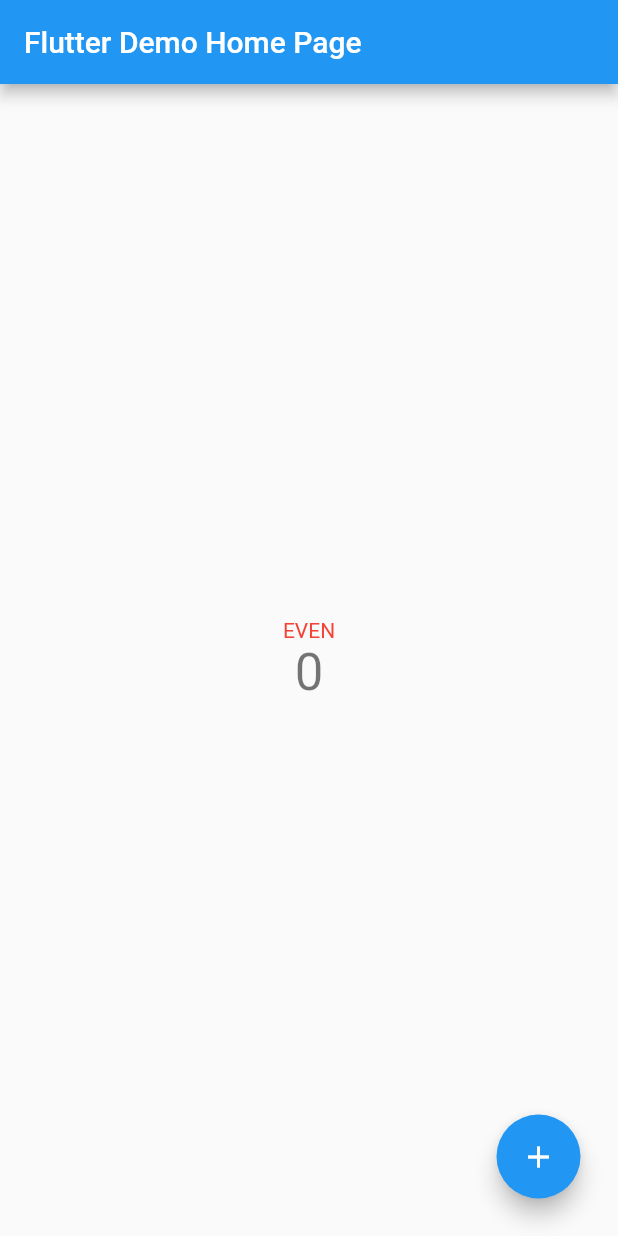
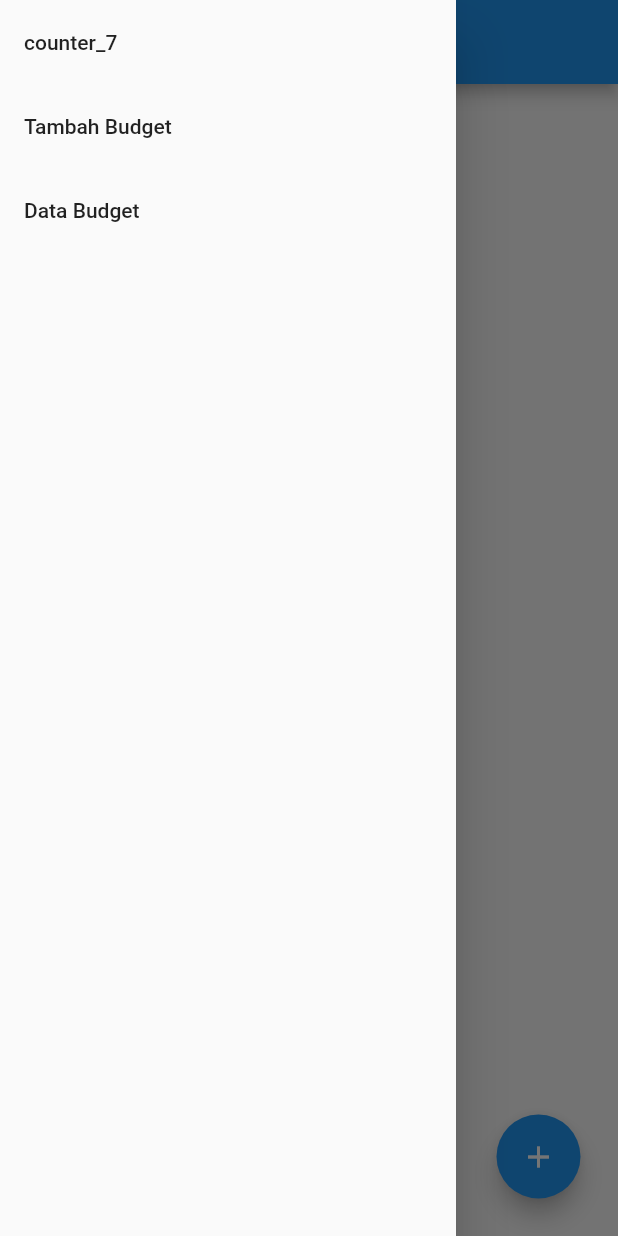
Before and after one commit to erlanggaak/pbp-flutter-lab, a Flutter app: the screen it shows after launch, with the side drawer open (before the commit the screen has no drawer), on a phone screen of 412 x 824 dp. Run offline on Flutter 3.47's test engine with Material 2 defaults, Android fonts, the phone set to English and light mode, and no system bars.

Commit message:
update assignment 8

```diff
--- /dev/null
+++ b/lib/budget_data.dart
@@ -0,0 +1,16 @@
+var listBudget = <Budget>[];
+
+class Budget {
+  late String title;
+  late int nominal;
+  late String type;
+  late DateTime date;
+
+  Budget ({
+    required this.title,
+    required this.nominal,
+    required this.type,
+    required this.date,
+  });
+
+}
--- /dev/null
+++ b/lib/drawer.dart
@@ -0,0 +1,51 @@
+import 'package:counter_7/budget_list.dart';
+import 'package:counter_7/main.dart';
+import 'package:counter_7/budget_form.dart';
+import 'package:flutter/material.dart';
+
+class MyDrawer extends StatelessWidget {
+  const MyDrawer({super.key});
+
+  @override
+  Widget build(BuildContext context) {
+    return Drawer(
+      child: Column(
+        children: [
+          ListTile(
+            title: const Text('counter_7'),
+            onTap: () {
+              Navigator.pop(context);
+              // Routing the menu to the main page
+              // Navigator.pushReplacement(
+              //   context,
+              //   MaterialPageRoute(builder: (context) => const MyHomePage()),
+              // );
+            },
+          ),
+          ListTile(
+            title: const Text('Tambah Budget'),
+            onTap: () {
+              Navigator.pop(context);
+              // Routing the menu to the main page
+              Navigator.push(
+                context,
+                MaterialPageRoute(builder: (context) => const BudgetForm()),
+              );
+            },
+          ),
+          ListTile(
+            title: const Text('Data Budget'),
+            onTap: () {
+              Navigator.pop(context);
+              // Routing the menu to the main page
+              Navigator.push(
+                context,
+                MaterialPageRoute(builder: (context) => const BudgetList()),
+              );
+            },
+          ),
+        ],
+      ),
+    );
+  }
+}
--- a/lib/main.dart
+++ b/lib/main.dart
@@ -1,4 +1,7 @@
+import 'package:counter_7/budget_list.dart';
 import 'package:flutter/material.dart';
+import 'package:counter_7/budget_form.dart';
+import 'package:counter_7/drawer.dart';
 
 void main() {
   runApp(const MyApp());
@@ -11,19 +14,19 @@ class MyApp extends StatelessWidget {
   @override
   Widget build(BuildContext context) {
     return MaterialApp(
-      title: 'Flutter Demo',
+      title: 'Program Counter',
       theme: ThemeData(
         primarySwatch: Colors.blue,
       ),
-      home: const MyHomePage(title: 'Flutter Demo Home Page'),
+      home: const MyHomePage(),
     );
   }
 }
 
 class MyHomePage extends StatefulWidget {
-  const MyHomePage({super.key, required this.title});
+  const MyHomePage({super.key});
 
-  final String title;
+  final String title = "Program Counter";
 
   @override
   State<MyHomePage> createState() => _MyHomePageState();
@@ -52,6 +55,7 @@ class _MyHomePageState extends State<MyHomePage> {
         appBar: AppBar(
           title: Text(widget.title),
         ),
+        drawer: const MyDrawer(),
         body: Center(
           child: Column(
             mainAxisAlignment: MainAxisAlignment.center,
@@ -88,6 +92,7 @@ class _MyHomePageState extends State<MyHomePage> {
                     child: Visibility(
                       visible: _counter > 0,
                       child: FloatingActionButton(
+                        heroTag: "btn1",
                         onPressed: _decrementCounter,
                         tooltip: 'Decrement',
                         child: const Icon(Icons.remove),
@@ -96,6 +101,7 @@ class _MyHomePageState extends State<MyHomePage> {
                 Align(
                   alignment: Alignment.bottomRight,
                   child: FloatingActionButton(
+                    heroTag: "btn2",
                     onPressed: _incrementCounter,
                     tooltip: 'Increment',
                     child: const Icon(Icons.add),
```
Also changed, not shown: lib/budget_form.dart (added, +208 -0 lines), lib/budget_list.dart (added, +79 -0 lines).
